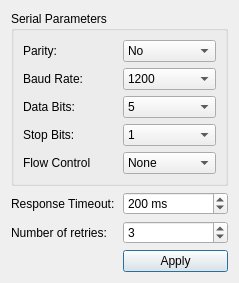
Above: src/app/settingsdialog.ui from Muzalevsky/adaptive_backlight before the change. Below: the same form after it.
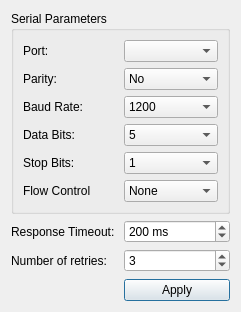
That is the form after the change.

The edit to the form file:
```diff
--- a/src/app/settingsdialog.ui
+++ b/src/app/settingsdialog.ui
@@ -6,8 +6,8 @@
    <rect>
     <x>0</x>
     <y>0</y>
-    <width>239</width>
-    <height>271</height>
+    <width>241</width>
+    <height>312</height>
    </rect>
   </property>
   <property name="windowTitle">
@@ -69,28 +69,95 @@
       <string>Serial Parameters</string>
      </property>
      <layout class="QGridLayout" name="gridLayout_2">
-      <item row="0" column="0">
+      <item row="1" column="0">
        <widget class="QLabel" name="label_2">
         <property name="text">
          <string>Parity:</string>
         </property>
        </widget>
       </item>
-      <item row="1" column="0">
-       <widget class="QLabel" name="label_3">
+      <item row="5" column="0">
+       <widget class="QLabel" name="label_7">
         <property name="text">
-         <string>Baud Rate:</string>
+         <string>Flow Control</string>
         </property>
        </widget>
       </item>
-      <item row="2" column="0">
+      <item row="1" column="1">
+       <widget class="QComboBox" name="parityCombo">
+        <item>
+         <property name="text">
+          <string>No</string>
+         </property>
+        </item>
+        <item>
+         <property name="text">
+          <string>Even</string>
+         </property>
+        </item>
+        <item>
+         <property name="text">
+          <string>Odd</string>
+         </property>
+        </item>
+        <item>
+         <property name="text">
+          <string>Space</string>
+         </property>
+        </item>
+        <item>
+         <property name="text">
+          <string>Mark</string>
+         </property>
+        </item>
+       </widget>
+      </item>
+      <item row="4" column="1">
+       <widget class="QComboBox" name="stopBitsCombo">
+        <item>
+         <property name="text">
+          <string>1</string>
+         </property>
+        </item>
+        <item>
+         <property name="text">
+          <string>3</string>
+         </property>
+        </item>
+        <item>
+         <property name="text">
+          <string>2</string>
+         </property>
+        </item>
+       </widget>
+      </item>
+      <item row="5" column="1">
+       <widget class="QComboBox" name="FlowCombo">
+        <item>
+         <property name="text">
+          <string>None</string>
+         </property>
+        </item>
+        <item>
+         <property name="text">
+          <string>RTS/CTS</string>
+         </property>
+        </item>
+        <item>
+         <property name="text">
+          <string>XON/XOFF</string>
+         </property>
+        </item>
+       </widget>
+      </item>
+      <item row="3" column="0">
        <widget class="QLabel" name="label_4">
         <property name="text">
          <string>Data Bits:</string>
         </property>
        </widget>
       </item>
-      <item row="1" column="1">
+      <item row="2" column="1">
        <widget class="QComboBox" name="baudCombo">
         <property name="currentText">
          <string>1200</string>
@@ -137,36 +204,14 @@
         </item>
        </widget>
       </item>
-      <item row="0" column="1">
-       <widget class="QComboBox" name="parityCombo">
-        <item>
-         <property name="text">
-          <string>No</string>
-         </property>
-        </item>
-        <item>
-         <property name="text">
-          <string>Even</string>
-         </property>
-        </item>
-        <item>
-         <property name="text">
-          <string>Odd</string>
-         </property>
-        </item>
-        <item>
-         <property name="text">
-          <string>Space</string>
-         </property>
-        </item>
-        <item>
-         <property name="text">
-          <string>Mark</string>
-         </property>
-        </item>
+      <item row="2" column="0">
+       <widget class="QLabel" name="label_3">
+        <property name="text">
+         <string>Baud Rate:</string>
+        </property>
        </widget>
       </item>
-      <item row="2" column="1">
+      <item row="3" column="1">
        <widget class="QComboBox" name="dataBitsCombo">
         <item>
          <property name="text">
@@ -190,58 +235,23 @@
         </item>
        </widget>
       </item>
-      <item row="3" column="0">
+      <item row="4" column="0">
        <widget class="QLabel" name="label_5">
         <property name="text">
          <string>Stop Bits:</string>
         </property>
        </widget>
       </item>
-      <item row="3" column="1">
-       <widget class="QComboBox" name="stopBitsCombo">
-        <item>
-         <property name="text">
-          <string>1</string>
-         </property>
-        </item>
-        <item>
-         <property name="text">
-          <string>3</string>
-         </property>
-        </item>
-        <item>
-         <property name="text">
-          <string>2</string>
-         </property>
-        </item>
-       </widget>
-      </item>
-      <item row="4" column="1">
-       <widget class="QComboBox" name="FlowCombo">
-        <item>
-         <property name="text">
-          <string>None</string>
-         </property>
-        </item>
-        <item>
-         <property name="text">
-          <string>RTS/CTS</string>
-         </property>
-        </item>
-        <item>
-         <property name="text">
-          <string>XON/XOFF</string>
-         </property>
-        </item>
-       </widget>
-      </item>
-      <item row="4" column="0">
-       <widget class="QLabel" name="label_7">
+      <item row="0" column="0">
+       <widget class="QLabel" name="label_8">
         <property name="text">
-         <string>Flow Control</string>
+         <string>Port:</string>
         </property>
        </widget>
       </item>
+      <item row="0" column="1">
+       <widget class="QComboBox" name="portNameCombo"/>
+      </item>
      </layout>
     </widget>
    </item>
```
